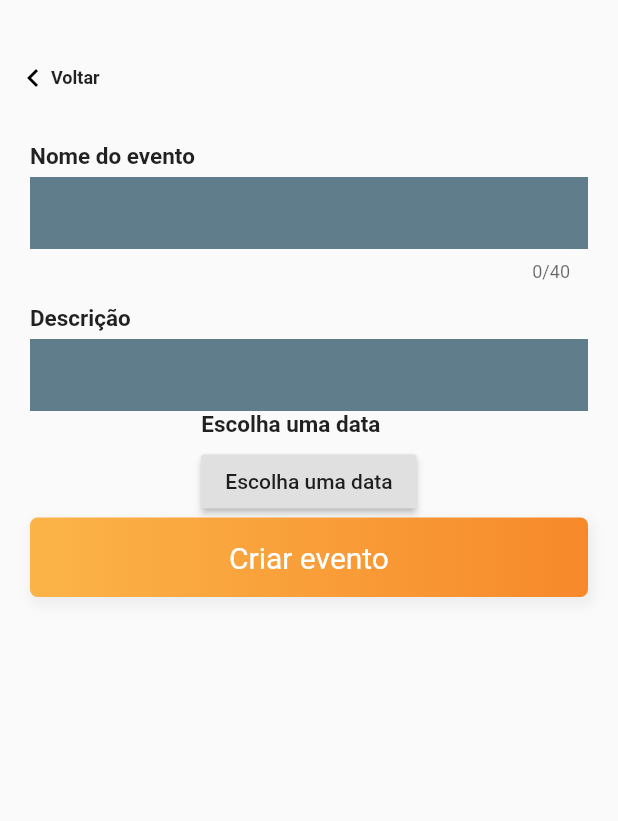
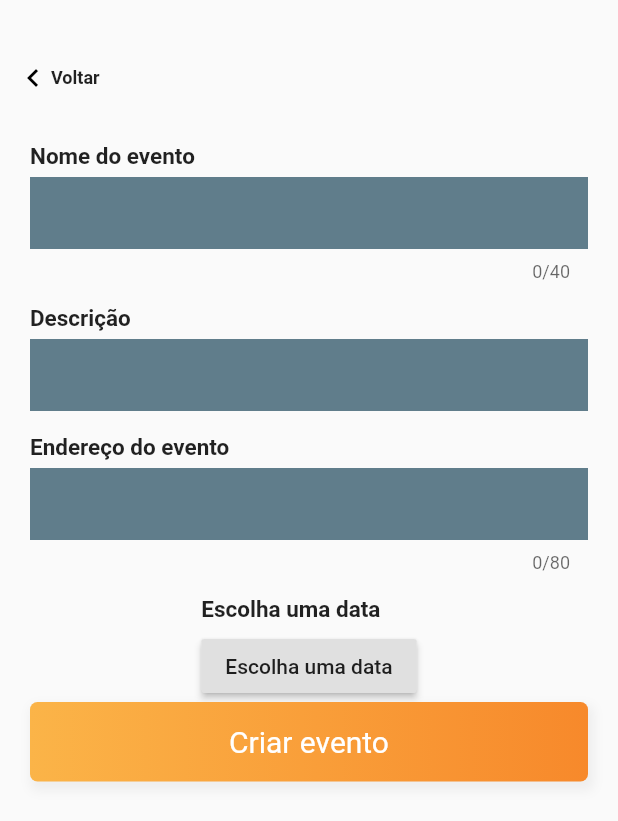
Before and after one commit to SirBernhart/INF1300-ta-marcado, a Flutter app: the CreateEventPage screen opened directly, on a phone screen of 412 x 824 dp. Shown: the top 821 px of the screen. Run offline on Flutter 3.47's test engine with Material 2 defaults, Android fonts, the phone set to English and light mode, and no system bars; our stand-ins replace google_maps_flutter, sqflite; missing offline and left inert: geocoder, swipedetector; accounts and stored records are empty.

Commit message:
Criando campo para adicionar o endereço do evento

```diff
--- a/lib/createEventPage.dart
+++ b/lib/createEventPage.dart
@@ -17,8 +17,10 @@ class _CreateEventPageState extends State<CreateEventPage> {
   String _description;
   String _local;
   DateTime _date;
+  String _address;
 
   TextEditingController nameController = new TextEditingController();
+  TextEditingController addressController = new TextEditingController();
   TextEditingController descriptionController = new TextEditingController();
 
   Widget _backButton() {
@@ -61,6 +63,33 @@ class _CreateEventPageState extends State<CreateEventPage> {
           TextField(
               controller: nameController,
               onChanged: (name) => _name = nameController.text,
+              maxLength: maxLenght,
+              style: TextStyle(color: Colors.white),
+              decoration: InputDecoration(
+                  border: InputBorder.none,
+                  fillColor: Colors.blueGrey,
+                  filled: true))
+        ],
+      ),
+    );
+  }
+
+  Widget _singleLineInputFieldAddress(String title, int maxLenght) {
+    return Container(
+      margin: EdgeInsets.symmetric(vertical: 15),
+      child: Column(
+        crossAxisAlignment: CrossAxisAlignment.start,
+        children: <Widget>[
+          Text(
+            title,
+            style: TextStyle(fontWeight: FontWeight.bold, fontSize: 15),
+          ),
+          SizedBox(
+            height: 5,
+          ),
+          TextField(
+              controller: addressController,
+              onChanged: (address) => _address = addressController.text,
               maxLength: maxLenght,
               style: TextStyle(color: Colors.white),
               decoration: InputDecoration(
@@ -150,7 +179,7 @@ class _CreateEventPageState extends State<CreateEventPage> {
       id: _id,
       nome: _name,
       descricao: _description,
-      local: _local,
+      local: _address,
       data: _date.toIso8601String(),
     );
 
@@ -209,6 +238,7 @@ class _CreateEventPageState extends State<CreateEventPage> {
                       children: <Widget>[
                         _singleLineInputField('Nome do evento', 40),
                         _multiLineInputField('Descrição'),
+                        _singleLineInputFieldAddress('Endereço do evento', 80),
                         _datePicker(),
                         _submitButton(),
                       ],
```
